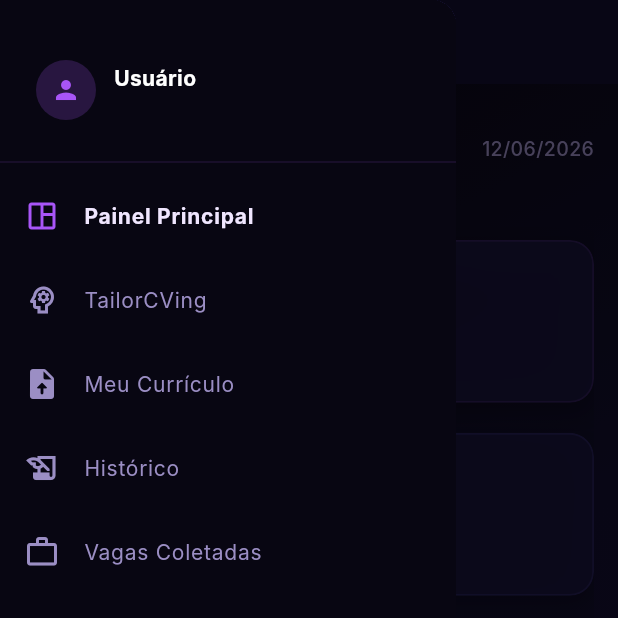
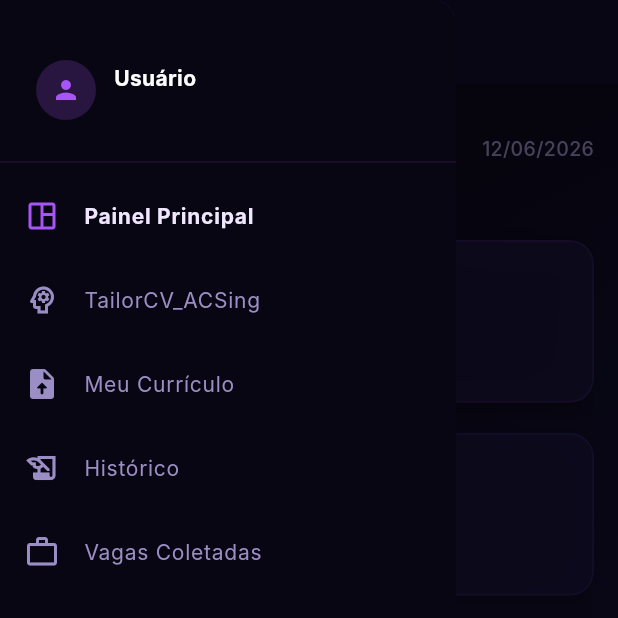
Before and after one commit to Oklama14/Curriculo, a Flutter app: the MainLayout screen opened directly with empty values, with the side drawer open, on a phone screen of 412 x 824 dp, the top half of it. Run offline on Flutter 3.47's test engine with Material 3 defaults, Android fonts, the phone set to English and light mode, and no system bars; our stand-ins replace firebase_auth, firebase_core; missing offline and left inert: dart:html; accounts and stored records are empty; network calls fail; Roboto replaces fonts that are missing (Inter).

Commit message:
chore: atualizar nome da plataforma para TailorCV_ACS

```diff
--- a/frontend/lib/main.dart
+++ b/frontend/lib/main.dart
@@ -45,7 +45,7 @@ class _MyAppState extends State<MyApp> {
       animation: _appState,
       builder: (context, child) {
         return MaterialApp(
-          title: 'TailorCV',
+          title: 'TailorCV_ACS',
           debugShowCheckedModeBanner: false,
           theme: AmethystTheme.themeData,
           home: _appState.isAuthenticated
--- a/frontend/lib/views/history_view.dart
+++ b/frontend/lib/views/history_view.dart
@@ -142,7 +142,7 @@ class _HistoryViewState extends State<HistoryView> {
               ),
               const SizedBox(height: 12),
               Text(
-                'Você ainda não executou o otimizador para nenhuma vaga. Acesse a aba "TailorCVing" para começar!',
+                'Você ainda não executou o otimizador para nenhuma vaga. Acesse a aba "TailorCV_ACSing" para começar!',
                 textAlign: TextAlign.center,
                 style: TextStyle(color: AmethystTheme.textSecondary, fontSize: 13, height: 1.5),
               ),
--- a/frontend/lib/views/login_view.dart
+++ b/frontend/lib/views/login_view.dart
@@ -84,7 +84,7 @@ class _LoginViewState extends State<LoginView> {
 
                       // App Name
                       Text(
-                        'TailorCV',
+                        'TailorCV_ACS',
                         style: Theme.of(context).textTheme.displayMedium?.copyWith(
                           color: AmethystTheme.textPrimary,
                           fontWeight: FontWeight.w900,
--- a/frontend/lib/views/main_layout.dart
+++ b/frontend/lib/views/main_layout.dart
@@ -59,7 +59,7 @@ class _MainLayoutState extends State<MainLayout> with SingleTickerProviderStateM
 
     final List<Map<String, dynamic>> menuItems = [
       {'icon': Icons.space_dashboard_outlined, 'label': 'Painel Principal'},
-      {'icon': Icons.psychology_outlined, 'label': 'TailorCVing'},
+      {'icon': Icons.psychology_outlined, 'label': 'TailorCV_ACSing'},
       {'icon': Icons.upload_file_rounded, 'label': 'Meu Currículo'},
       {'icon': Icons.history_edu_outlined, 'label': 'Histórico'},
       {'icon': Icons.work_outline_outlined, 'label': 'Vagas Coletadas'},
--- a/frontend/lib/views/tailor_view.dart
+++ b/frontend/lib/views/tailor_view.dart
@@ -127,7 +127,7 @@ class _TailorViewState extends State<TailorView> with SingleTickerProviderStateM
       children: [
         // Título da Página
         Text(
-          'TailorCVing Workspace',
+          'TailorCV_ACSing Workspace',
           style: Theme.of(context).textTheme.displayLarge?.copyWith(
                 fontSize: 28,
                 color: Colors.white,
```
Also changed, not shown: 6 other files.
